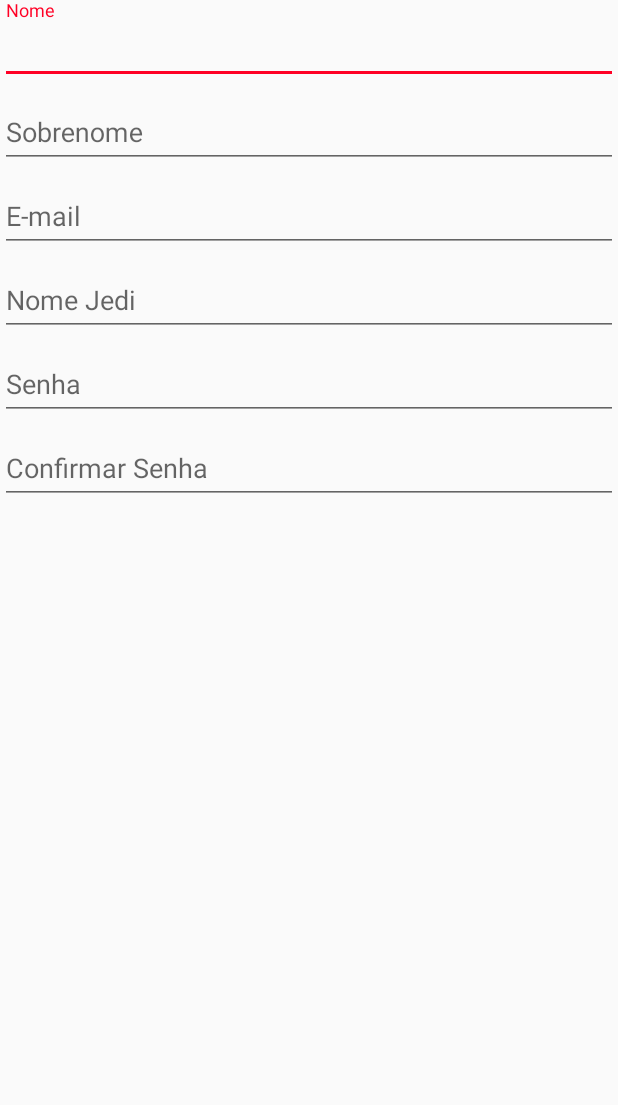
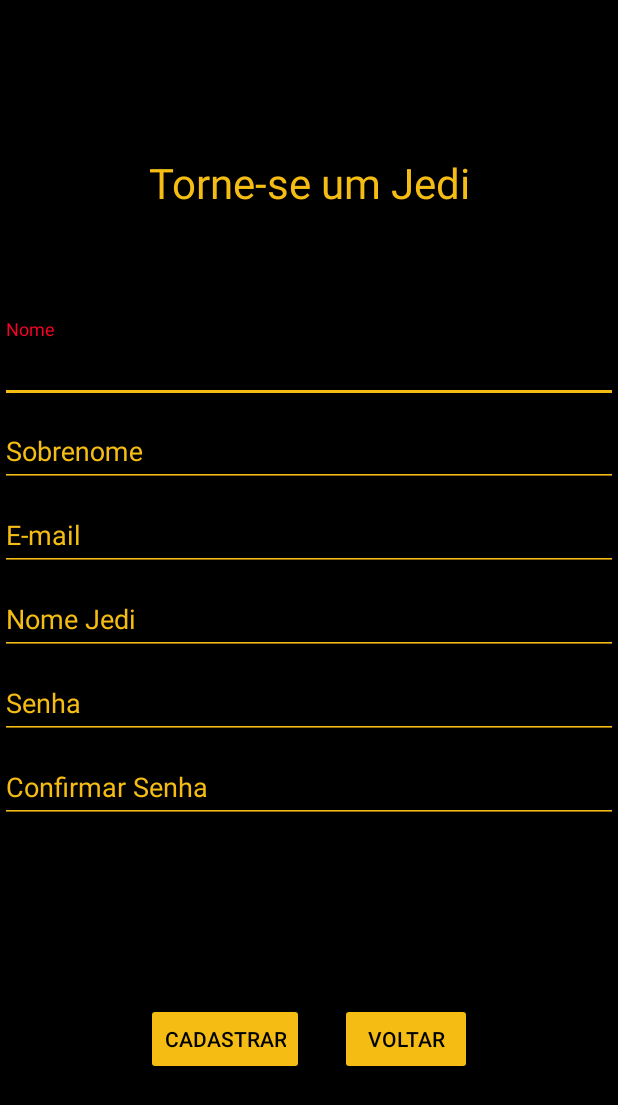
Before and after one commit to xfarsx/Aplicativo-Digital-House---Star-Universe, an Android app: the Cadastro screen opened directly, with no data from a screen before it, on a phone screen of 412 x 824 dp. Shown: the top 1105 px of the screen. Run offline under Robolectric (Android 15) with nearby library versions, the phone set to English and light mode, and no system bars.

Commit message:
layout login - atualização 1.5 (Tela de Cadastro)

```diff
--- a/app/src/main/java/br/com/digitalhouse/staruniverse/MainActivity.java
+++ b/app/src/main/java/br/com/digitalhouse/staruniverse/MainActivity.java
@@ -11,7 +11,6 @@ public class MainActivity extends AppCompatActivity {
     private ImageButton buttonFace;
     private ImageButton buttonGmail;
     private Button buttonCadastrese;
-
 
     @Override
     protected void onCreate(Bundle savedInstanceState) {
--- a/app/src/main/res/layout/activity_cadastro.xml
+++ b/app/src/main/res/layout/activity_cadastro.xml
@@ -4,73 +4,146 @@
     xmlns:tools="http://schemas.android.com/tools"
     android:layout_width="match_parent"
     android:layout_height="match_parent"
+    android:background="@color/black"
     tools:context=".Cadastro">
 
 
     <LinearLayout
         android:layout_width="match_parent"
-        android:layout_height="match_parent"
-        android:orientation="vertical">
+        android:layout_height="wrap_content"
+        android:orientation="vertical"
+        app:layout_constraintBottom_toBottomOf="parent"
+        app:layout_constraintEnd_toEndOf="parent"
+        app:layout_constraintStart_toStartOf="parent"
+        app:layout_constraintTop_toTopOf="parent"
+        app:layout_constraintVertical_bias="0.49">
 
+        <TextView
+            android:layout_width="match_parent"
+            android:layout_height="wrap_content"
+            android:gravity="center"
+            android:text="Torne-se um Jedi"
+            android:textSize="28sp"
+            android:textColor="@color/staruniverse"
+            android:layout_marginBottom="72dp"/>
 
         <android.support.design.widget.TextInputLayout
             android:layout_width="match_parent"
-            android:layout_height="wrap_content">
+            android:layout_height="wrap_content"
+            android:textColorHint="@color/staruniverse">
 
             <android.support.design.widget.TextInputEditText
                 android:layout_width="match_parent"
                 android:layout_height="wrap_content"
-                android:hint="@string/nome" />
+                android:hint="@string/nome"
+                android:id="@+id/Nome"
+                android:textColor="@color/staruniverse"
+                android:theme="@style/LoginInput.Edit" />
         </android.support.design.widget.TextInputLayout>
+
         <android.support.design.widget.TextInputLayout
             android:layout_width="match_parent"
-            android:layout_height="wrap_content">
+            android:layout_height="wrap_content"
+            android:textColorHint="@color/staruniverse">
 
             <android.support.design.widget.TextInputEditText
                 android:layout_width="match_parent"
                 android:layout_height="wrap_content"
-                android:hint="@string/sobrenome" />
+                android:hint="@string/sobrenome"
+                android:id="@+id/Sobrenome"
+                android:textColor="@color/staruniverse"
+                android:theme="@style/LoginInput.Edit" />
         </android.support.design.widget.TextInputLayout>
+
         <android.support.design.widget.TextInputLayout
             android:layout_width="match_parent"
-            android:layout_height="wrap_content">
+            android:layout_height="wrap_content"
+            android:textColorHint="@color/staruniverse">
 
             <android.support.design.widget.TextInputEditText
                 android:layout_width="match_parent"
                 android:layout_height="wrap_content"
+                android:hint="@string/e_mail"
+                android:id="@+id/Email"
                 android:inputType="textEmailAddress"
-                android:hint="@string/e_mail" />
+                android:textColor="@color/staruniverse"
+                android:theme="@style/LoginInput.Edit" />
         </android.support.design.widget.TextInputLayout>
+
         <android.support.design.widget.TextInputLayout
             android:layout_width="match_parent"
-            android:layout_height="wrap_content">
+            android:layout_height="wrap_content"
+            android:textColorHint="@color/staruniverse">
 
             <android.support.design.widget.TextInputEditText
                 android:layout_width="match_parent"
                 android:layout_height="wrap_content"
-                android:hint="@string/nome_jedi" />
+                android:hint="@string/nome_jedi"
+                android:id="@+id/Jedi"
+                android:textColor="@color/staruniverse"
+                android:theme="@style/LoginInput.Edit" />
         </android.support.design.widget.TextInputLayout>
+
         <android.support.design.widget.TextInputLayout
             android:layout_width="match_parent"
-            android:layout_height="wrap_content">
+            android:layout_height="wrap_content"
+            android:textColorHint="@color/staruniverse">
 
             <android.support.design.widget.TextInputEditText
                 android:layout_width="match_parent"
                 android:layout_height="wrap_content"
+                android:hint="@string/senha"
                 android:inputType="textPassword"
-                android:hint="@string/senha" />
+                android:id="@+id/Senha"
+                android:textColor="@color/staruniverse"
+                android:theme="@style/LoginInput.Edit" />
         </android.support.design.widget.TextInputLayout>
+
         <android.support.design.widget.TextInputLayout
             android:layout_width="match_parent"
-            android:layout_height="wrap_content">
+            android:layout_height="wrap_content"
+            android:textColorHint="@color/staruniverse">
 
             <android.support.design.widget.TextInputEditText
                 android:layout_width="match_parent"
                 android:layout_height="wrap_content"
+                android:hint="@string/confirmar_senha"
                 android:inputType="textPassword"
-                android:hint="@string/confirmar_senha" />
+                android:id="@+id/ConfirmarSenha"
+                android:textColor="@color/staruniverse"
+                android:theme="@style/LoginInput.Edit" />
         </android.support.design.widget.TextInputLayout>
 
+
+        <LinearLayout
+            android:layout_width="match_parent"
+            android:layout_height="wrap_content"
+            android:layout_marginTop="120dp"
+            android:gravity="center"
+            android:orientation="horizontal">
+
+            <Button
+                android:layout_width="wrap_content"
+                android:layout_height="wrap_content"
+                style="@style/Widget.AppCompat.Button.Colored"
+                android:backgroundTint="@color/staruniverse"
+                android:textColor="@color/black"
+                android:text="@string/cadastrar"
+                android:id="@+id/btnCadastro"
+                android:layout_marginEnd="24dp"/>
+
+            <Button
+                android:layout_width="wrap_content"
+                android:layout_height="wrap_content"
+                style="@style/Widget.AppCompat.Button.Colored"
+                android:backgroundTint="@color/staruniverse"
+                android:textColor="@color/black"
+                android:text="@string/voltar"
+                android:id="@+id/btnVoltar"/>
+
+
+
+        </LinearLayout>
 
     </LinearLayout>
 
--- a/app/src/main/res/values/strings.xml
+++ b/app/src/main/res/values/strings.xml
@@ -19,4 +19,6 @@
     <string name="nome_jedi">Nome Jedi</string>
     <string name="senha">Senha</string>
     <string name="confirmar_senha">Confirmar Senha</string>
+    <string name="voltar">Voltar</string>
+    <string name="cadastrar">Cadastrar</string>
 </resources>
```
